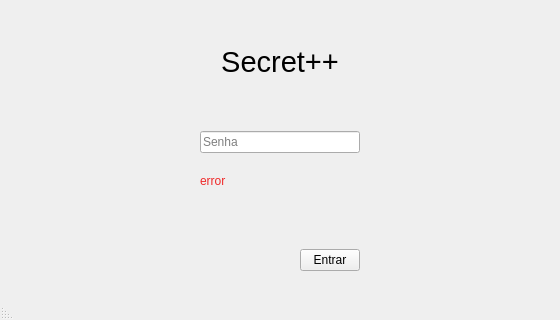
First picture: the form in src/secretpp.ui, repository aquelegustavo/secretpp, before the edit.
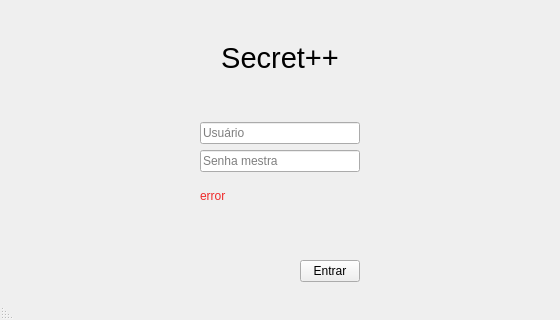
Second picture: the form after the edit.

Commit message: Implementação básica das bibliotecas com a GUI

What changed in the file:
```diff
--- a/src/secretpp.ui
+++ b/src/secretpp.ui
@@ -26,7 +26,7 @@
       <x>200</x>
       <y>40</y>
       <width>160</width>
-      <height>231</height>
+      <height>242</height>
      </rect>
     </property>
     <layout class="QVBoxLayout" name="verticalLayout">
@@ -76,13 +76,23 @@
        </property>
       </spacer>
      </item>
+     <item>
+      <widget class="QLineEdit" name="usernameInput">
+       <property name="text">
+        <string/>
+       </property>
+       <property name="placeholderText">
+        <string>Usuário</string>
+       </property>
+      </widget>
+     </item>
      <item>
       <widget class="QLineEdit" name="passwordInput">
        <property name="text">
         <string/>
        </property>
        <property name="placeholderText">
-        <string>Senha</string>
+        <string>Senha mestra</string>
        </property>
       </widget>
      </item>
```
The commit also changes 2 other files.
